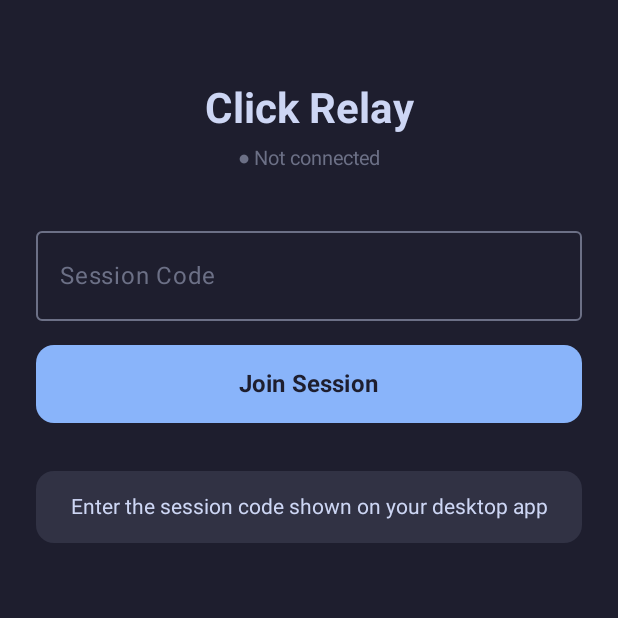
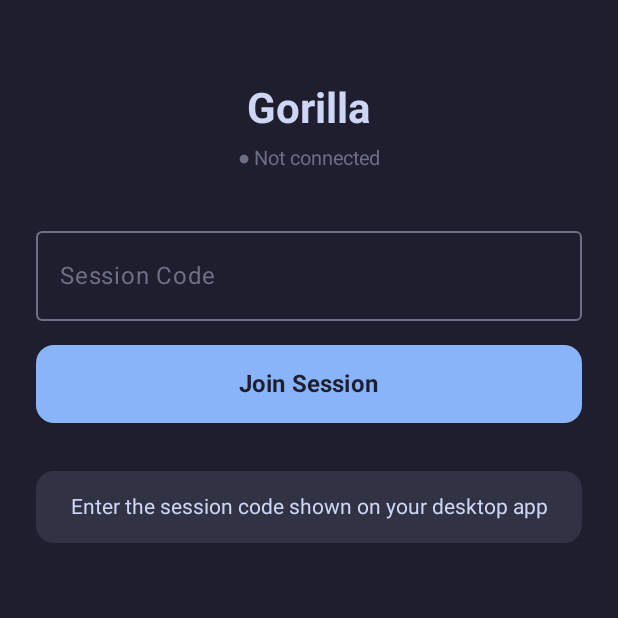
Before and after one commit to toolsrdx-bot/click-relay, an Android app built with Jetpack Compose: the screen it shows after launch (MainActivity), on a phone screen of 412 x 824 dp, the top half of it. Run offline under Robolectric (Android 15) with nearby library versions, the light colour scheme and no system bars.

Commit message:
Rename app title to Gorilla in Android UI and desktop clients

```diff
--- a/android-app/app/src/main/kotlin/com/clickrelay/ui/MainScreen.kt
+++ b/android-app/app/src/main/kotlin/com/clickrelay/ui/MainScreen.kt
@@ -42,7 +42,7 @@ fun MainScreen(
         Spacer(Modifier.height(32.dp))
 
         Text(
-            text = "Click Relay",
+            text = "Gorilla",
             fontSize = 28.sp,
             fontWeight = FontWeight.Bold,
             color = TextColor,
```
